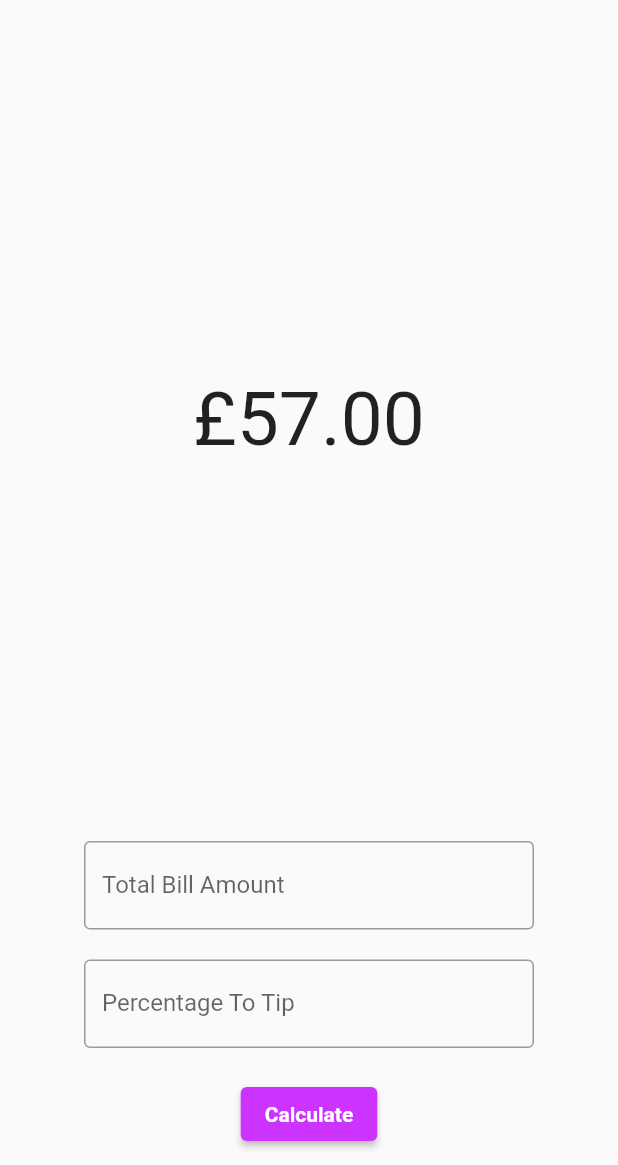
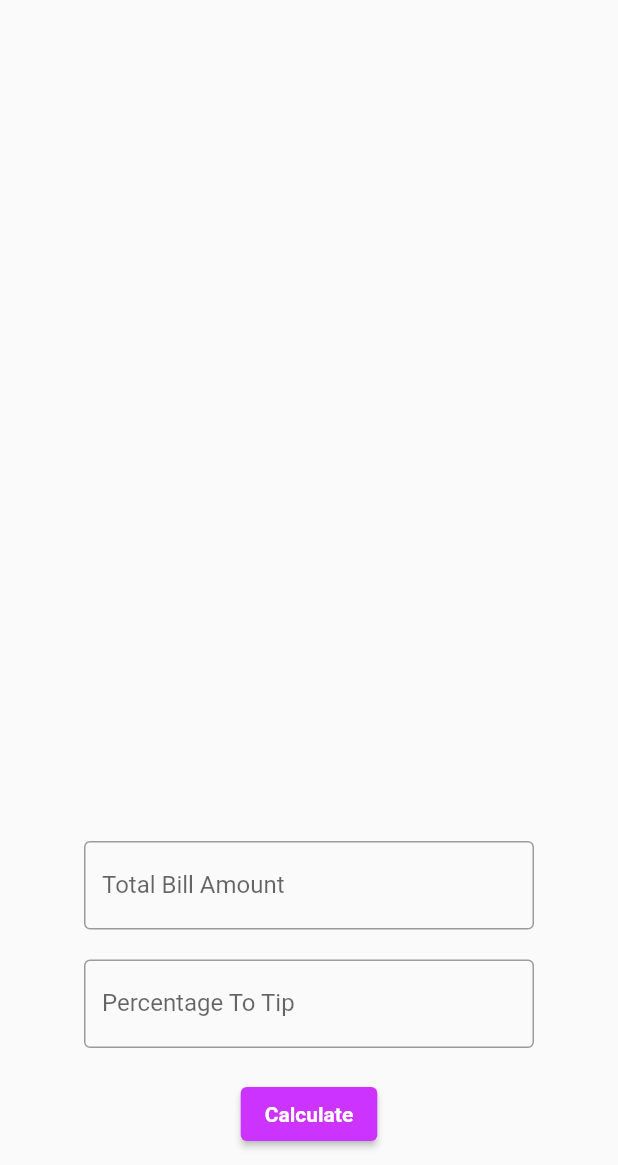
Before and after one commit to RangerVinven/Tip-Calculator, a Flutter app: the screen it shows after launch, on a phone screen of 412 x 824 dp, the part 71-1236 px from its top. Run offline on Flutter 3.47's test engine with Material 2 defaults, Android fonts, the phone set to English and light mode, and no system bars.

```diff
--- a/lib/main.dart
+++ b/lib/main.dart
@@ -12,6 +12,15 @@ class HomePage extends StatefulWidget {
 }
 
 class _HomePageState extends State<HomePage> {
+
+  String calculateTip(double billAmount, int amountToTip) {
+    return (billAmount * (amountToTip/100)).toStringAsFixed(2);
+  }
+
+  String tipAmount = "";
+  double? billAmount;
+  int? percentageToTip;
+
   @override
   Widget build(BuildContext context) {
     return MaterialApp(
@@ -28,13 +37,13 @@ class _HomePageState extends State<HomePage> {
                     color: Color.fromARGB(255, 204, 51, 255)
                   ),
                 ),
-                const Expanded(
+                Expanded(
                   child: Align(
                     alignment: Alignment.center,
                     child: Text(
-                      "£57.00",
+                      tipAmount,
                       textAlign: TextAlign.center,
-                      style: TextStyle(
+                      style: const TextStyle(
                         fontSize: 50,
                       ),
                     ),
@@ -82,7 +91,3 @@ class _HomePageState extends State<HomePage> {
     );
   }
 }
-
-String calculateTip(double billAmount, int amountToTip) {
-  return (billAmount * (amountToTip/100)).toStringAsFixed(2);
-}
```
